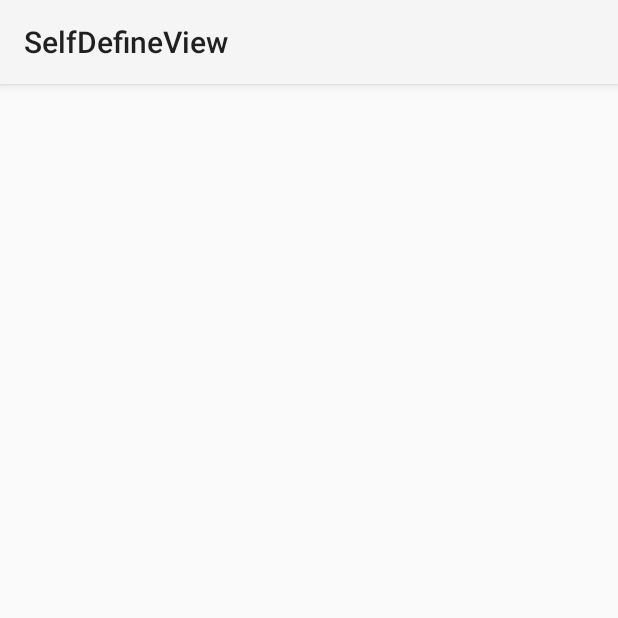
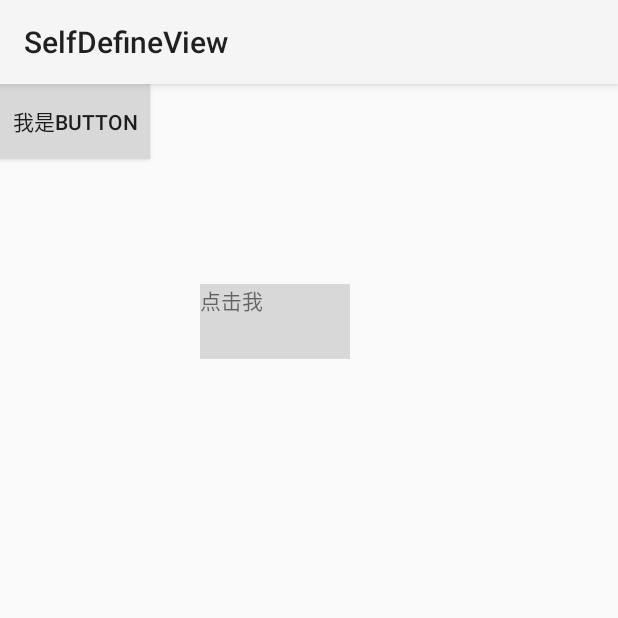
Before and after one commit to xiaochuanchuanzi/SelfDefineView, an Android app: the CoordinateActivity screen opened directly, with no data from a screen before it, on a phone screen of 412 x 824 dp, the top half of it. Run offline under Robolectric (Android 15) with nearby library versions, the phone set to English and light mode, and no system bars.

Commit message:
Coordinator的初步使用

```diff
--- /dev/null
+++ b/app/src/main/java/test/com/selfdefineview/coordinate/MyBehavor.java
@@ -0,0 +1,51 @@
+package test.com.selfdefineview.coordinate;
+
+import android.content.Context;
+import android.support.design.widget.CoordinatorLayout;
+import android.util.AttributeSet;
+import android.util.DisplayMetrics;
+import android.view.View;
+import android.widget.Button;
+import android.widget.TextView;
+
+/**
+ * Created by zhangsixia on 18/5/18.
+ */
+
+public class MyBehavor extends CoordinatorLayout.Behavior<TextView> {
+
+    private int screenWidth;
+    public MyBehavor(Context context, AttributeSet attrs) {
+        super(context, attrs);
+        DisplayMetrics display = context.getResources().getDisplayMetrics();
+        screenWidth = display.widthPixels;
+    }
+
+    @Override
+    public boolean layoutDependsOn(CoordinatorLayout parent, TextView child, View dependency) {
+        //返回false表示child不依赖dependency，ture表示依赖
+        return dependency instanceof Button;
+    }
+
+    @Override
+    public boolean onDependentViewChanged(CoordinatorLayout parent, TextView child, View dependency) {
+        //根据dependency的位置，设置child的位置
+       /* int top = dependency.getTop();
+        int left = dependency.getLeft();
+        int x = screenWidth - left - child.getWidth();
+        int y = top - 800;
+        setPosition(child, x, y);
+        return true;*/
+        child.setX(dependency.getX()+200);
+        child.setY(dependency.getY()+200);
+        return true;
+
+    }
+    private void setPosition(View v, int x, int y) {
+        CoordinatorLayout.MarginLayoutParams layoutParams = (CoordinatorLayout.MarginLayoutParams) v.getLayoutParams();
+        layoutParams.leftMargin = x;
+        layoutParams.topMargin = y;
+        v.setLayoutParams(layoutParams);
+    }
+
+}
--- a/app/src/main/res/layout/activity_main.xml
+++ b/app/src/main/res/layout/activity_main.xml
@@ -37,7 +37,7 @@
             android:background="@color/gray"
             android:gravity="center"
             android:onClick="enterXiaoKongtu3"
-            android:text="ConstraintLayout"
+            android:text="Constraint"
             android:textColor="@color/black"
             android:textSize="13dp" />
 
@@ -47,7 +47,7 @@
             android:background="@color/gray"
             android:gravity="center"
             android:onClick="enterXiaoKongtu4"
-            android:text="CoordinateLayout"
+            android:text="Coordinator"
             android:textColor="@color/black"
             android:textSize="13dp" />
         <TextView
@@ -56,7 +56,7 @@
             android:background="@color/gray"
             android:gravity="center"
             android:onClick="enterXiaoKongtu5"
-            android:text="Wifi_activity"
+            android:text="WIFI列表"
             android:textColor="@color/black"
             android:textSize="13dp" />
     </LinearLayout>
--- a/app/src/main/res/layout/coordinate_layout.xml
+++ b/app/src/main/res/layout/coordinate_layout.xml
@@ -1,19 +1,20 @@
 <?xml version="1.0" encoding="utf-8"?>
-<android.support.design.widget.CoordinatorLayout
-    xmlns:android="http://schemas.android.com/apk/res/android"
+<android.support.design.widget.CoordinatorLayout xmlns:android="http://schemas.android.com/apk/res/android"
     android:layout_width="match_parent"
-    android:layout_height="match_parent">
+    android:layout_height="match_parent"
+    xmlns:app="http://schemas.android.com/apk/res-auto">
 
     <TextView
         android:id="@+id/textView"
-        android:width="100dp"
-        android:height="50dp"
+        android:layout_width="100dp"
+        android:layout_height="50dp"
         android:text="点击我"
-        android:background="@color/gray"/>
+        android:background="@color/gray"
+        app:layout_behavior="test.com.selfdefineview.coordinate.MyBehavor"/>
     <Button
         android:id="@+id/button"
-        android:width="100dp"
-        android:height="50dp"
+        android:layout_width="100dp"
+        android:layout_height="50dp"
         android:text="我是button"
         android:background="@color/gray"/>
 
```
Also changed, not shown: app/src/main/java/test/com/selfdefineview/coordinate/CoordinateActivity.java (+37 -0 lines).
